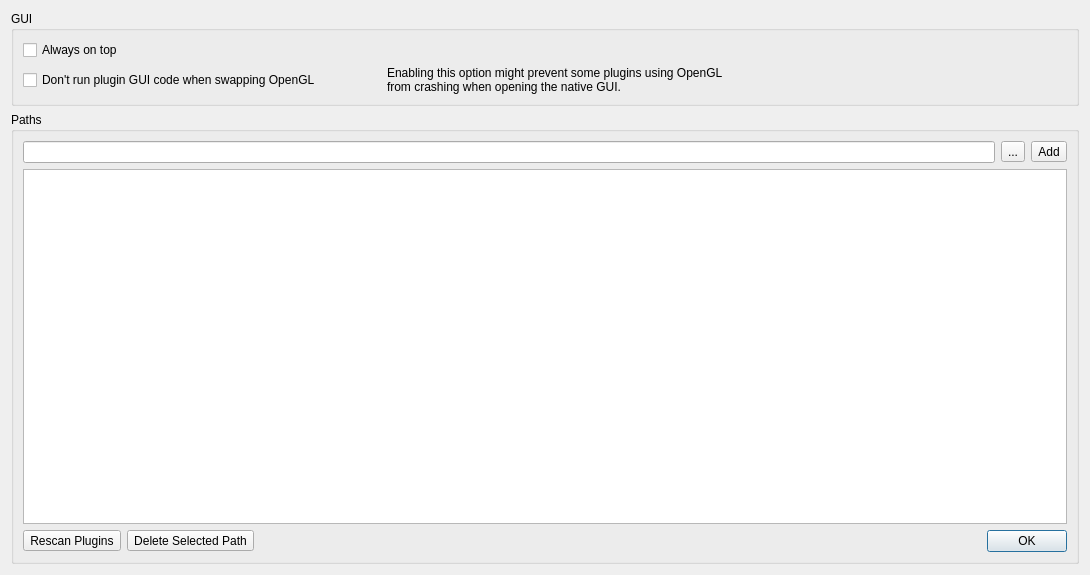
Before: the Qt Designer form Qt/qt4_vst_paths_widget.ui in kmatheussen/radium, drawn with Qt 5.
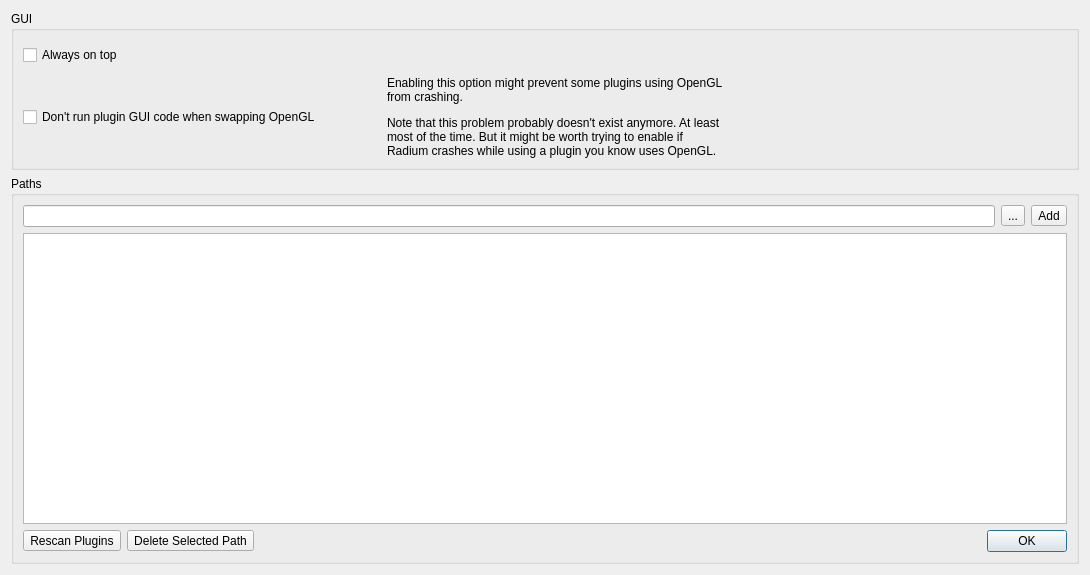
After: the same form once the commit is applied.

Commit message: Never swap OpenGL while creating or deleting a plugin or a plugin window, plus some minor cleanups.

Patch:
```diff
--- a/Qt/qt4_vst_paths_widget.ui
+++ b/Qt/qt4_vst_paths_widget.ui
@@ -33,13 +33,6 @@
         </property>
        </widget>
       </item>
-      <item row="0" column="0">
-       <widget class="QCheckBox" name="always_on_top">
-        <property name="text">
-         <string>Always on top</string>
-        </property>
-       </widget>
-      </item>
       <item row="1" column="1">
        <spacer name="horizontalSpacer_2">
         <property name="orientation">
@@ -56,11 +49,10 @@
         </property>
        </spacer>
       </item>
-      <item row="1" column="2">
-       <widget class="QLabel" name="label_12">
+      <item row="0" column="0">
+       <widget class="QCheckBox" name="always_on_top">
         <property name="text">
-         <string>&lt;html&gt;&lt;head/&gt;&lt;body&gt;&lt;p&gt;&lt;span style=&quot; color:#000000;&quot;&gt;Enabling this option might prevent some plugins using OpenGL&lt;br/&gt;from crashing when opening the native GUI.
-&lt;/span&gt;&lt;/p&gt;&lt;/body&gt;&lt;/html&gt;</string>
+         <string>Always on top</string>
         </property>
        </widget>
       </item>
@@ -77,6 +69,27 @@
         </property>
        </spacer>
       </item>
+      <item row="1" column="2">
+       <widget class="QLabel" name="label_12">
+        <property name="text">
+         <string>&lt;html&gt;&lt;head/&gt;&lt;body&gt;&lt;p&gt;&lt;span style=&quot; color:#000000;&quot;&gt;Enabling this option might prevent some plugins using OpenGL&lt;br/&gt;from crashing.&lt;/span&gt;&lt;/p&gt;&lt;p&gt;&lt;span style=&quot; color:#000000;&quot;&gt;
+Note that this problem probably doesn't exist anymore. At least&lt;br&gt;
+most of the time. But it might be worth trying to enable if&lt;br&gt;
+Radium crashes while using a plugin you know uses
+OpenGL.&lt;/span&gt;&lt;/p&gt;&lt;/body&gt;&lt;/html&gt;</string>
+        </property>
+       </widget>
+      </item>
+      <item row="0" column="2">
+       <widget class="QLabel" name="label">
+        <property name="text">
+         <string>&lt;pre&gt;
+
+
+&lt;/pre&gt;</string>
+        </property>
+       </widget>
+      </item>
      </layout>
     </widget>
    </item>
```
The commit also changes 14 other files.
